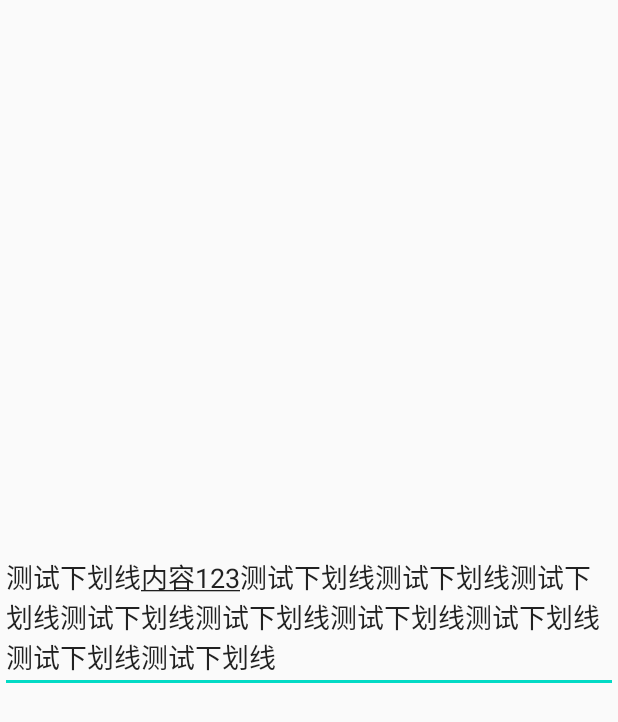
After one commit to newPersonKing/KnowledgePoints, an Android app: the SpanWatcherActivity screen opened directly, with no data from a screen before it, on a phone screen of 412 x 824 dp. The commit adds this screen. Shown: the top 722 px of the screen. Run offline under Robolectric (Android 15) with nearby library versions, the phone set to English and light mode, and no system bars; Roboto replaces fonts that are not available here.

Commit message:
SpanWatcher

```diff
--- a/app/src/main/AndroidManifest.xml
+++ b/app/src/main/AndroidManifest.xml
@@ -48,6 +48,7 @@
         <activity android:name=".cusview.text.rich_text.ImageSpanActivity"/>
         <activity android:name=".cusview.text.rich_text.ClickSpanActivity"/>
         <activity android:name=".cusview.text.rich_text.ReplacementSpanActivity"/>
+        <activity android:name=".cusview.text.rich_text.SpanWatcherActivity"/>
     </application>
 
 </manifest>
--- /dev/null
+++ b/app/src/main/java/com/gy/commonviewdemo/cusview/text/rich_text/SpanWatcherActivity.kt
@@ -0,0 +1,52 @@
+package com.gy.commonviewdemo.cusview.text.rich_text
+
+import android.os.Bundle
+import android.text.NoCopySpan
+import android.text.Selection
+import android.text.SpannableString
+import android.text.Spanned
+import android.text.style.UnderlineSpan
+import android.view.KeyEvent
+import androidx.appcompat.app.AppCompatActivity
+import com.gy.commonviewdemo.R
+import com.gy.commonviewdemo.cusview.text.rich_text.span_watcher.ExEditableFactory
+import com.gy.commonviewdemo.cusview.text.rich_text.span_watcher.SelectionSpanWatcher
+import kotlinx.android.synthetic.main.activity_span_watcher.*
+
+class SpanWatcherActivity : AppCompatActivity(){
+
+    override fun onCreate(savedInstanceState: Bundle?) {
+        super.onCreate(savedInstanceState)
+        setContentView(R.layout.activity_span_watcher)
+
+        val span = UnderlineSpan()
+        val spannableString = SpannableString("测试下划线内容123测试下划线测试下划线测试下划线测试下划线测试下划线测试下划线测试下划线测试下划线测试下划线")
+        spannableString.setSpan(span, 5, 10, Spanned.SPAN_EXCLUSIVE_EXCLUSIVE)
+        et_span_watcher.setText(spannableString)
+
+        val watchers = ArrayList<NoCopySpan>()
+        watchers.add(SelectionSpanWatcher(UnderlineSpan::class))
+        et_span_watcher.setEditableFactory(ExEditableFactory(watchers))
+
+        et_span_watcher.setOnKeyListener { v, keyCode, event ->
+
+            if(keyCode === KeyEvent.KEYCODE_DEL && event.action == KeyEvent.ACTION_DOWN){
+               val text = et_span_watcher.text
+                val selectionStart = Selection.getSelectionStart(text)
+                val selectionEnd = Selection.getSelectionEnd(text)
+                if(selectionEnd != selectionStart) return@setOnKeyListener false
+                val underlineSpans = text.getSpans(selectionStart,selectionEnd,UnderlineSpan::class.java)
+                underlineSpans.firstOrNull()?.also {
+                    val spanStart = text.getSpanStart(it)
+                    val spanEnd = text.getSpanEnd(it)
+                    text.replace(spanStart,spanEnd,"")
+                    return@setOnKeyListener true
+                }
+            }
+
+            return@setOnKeyListener false
+        }
+    }
+
+
+}
--- /dev/null
+++ b/app/src/main/java/com/gy/commonviewdemo/cusview/text/rich_text/span_watcher/ExEditableFactory.kt
@@ -0,0 +1,16 @@
+package com.gy.commonviewdemo.cusview.text.rich_text.span_watcher
+
+import android.text.Editable
+import android.text.NoCopySpan
+import android.text.SpannableStringBuilder
+import android.text.Spanned
+
+class ExEditableFactory(private val spans: List<NoCopySpan>) : Editable.Factory() {
+    override fun newEditable(source: CharSequence): Editable {
+        val spannableStringBuilder = SpannableStringBuilder(source)
+        for (span in spans) {
+            spannableStringBuilder.setSpan(span, 0, source.length, Spanned.SPAN_INCLUSIVE_INCLUSIVE or Spanned.SPAN_PRIORITY)
+        }
+        return spannableStringBuilder
+    }
+}
--- /dev/null
+++ b/app/src/main/java/com/gy/commonviewdemo/cusview/text/rich_text/span_watcher/SelectionSpanWatcher.kt
@@ -0,0 +1,56 @@
+package com.gy.commonviewdemo.cusview.text.rich_text.span_watcher
+
+import android.text.NoCopySpan
+import android.text.Selection
+import android.text.SpanWatcher
+import android.text.Spannable
+import android.view.KeyEvent
+import android.view.View
+import java.lang.Math.abs
+import kotlin.reflect.KClass
+
+
+class SelectionSpanWatcher<T : Any>(val clazz: KClass<T>) : SpanWatcher {
+
+    override fun onSpanAdded(text: Spannable?, what: Any?, start: Int, end: Int) {
+    }
+
+    override fun onSpanRemoved(text: Spannable?, what: Any?, start: Int, end: Int) {
+    }
+
+    private var lastSelectionStart : Int = 0
+    private var lastSelectionEnd : Int = 0
+    override fun onSpanChanged(
+        text: Spannable,
+        what: Any?,
+        ostart: Int,
+        oend: Int,
+        nstart: Int,
+        nend: Int
+    ) {
+        //光标从左 进入span
+        if(what == Selection.SELECTION_START && lastSelectionStart != nstart){
+            lastSelectionStart = nstart
+            text.getSpans(nstart,nend,clazz.java).firstOrNull()?.also {
+                val spanStart = text.getSpanStart(it)
+                val spanEnd = text.getSpanEnd(it)
+                val index = if(abs(spanEnd - lastSelectionStart) > abs(spanStart - lastSelectionStart)) spanStart else spanEnd
+                // TODO 这里为什么要设置 Selection.getSelectionStart(text)
+                Selection.setSelection(text,index,Selection.getSelectionStart(text))
+            }
+        }
+
+        // 光标从右进入span
+        if(what == Selection.SELECTION_END && lastSelectionEnd != nend){
+            lastSelectionEnd = nend
+            text.getSpans(nstart,nend,clazz.java).firstOrNull()?.also {
+                val spanStart = text.getSpanStart(it)
+                val spanEnd = text.getSpanEnd(it)
+                val index = if(abs(spanEnd - lastSelectionStart) > abs(spanStart - lastSelectionStart)) spanStart else spanEnd
+                // TODO 这里为什么要设置 Selection.getSelectionStart(text)
+                Selection.setSelection(text,Selection.getSelectionStart(text),index)
+            }
+        }
+    }
+
+}
--- /dev/null
+++ b/app/src/main/res/layout/activity_span_watcher.xml
@@ -0,0 +1,16 @@
+<?xml version="1.0" encoding="utf-8"?>
+<LinearLayout xmlns:android="http://schemas.android.com/apk/res/android"
+    xmlns:app="http://schemas.android.com/apk/res-auto"
+    xmlns:tools="http://schemas.android.com/tools"
+    android:layout_width="match_parent"
+    android:layout_height="match_parent"
+    tools:context=".MainActivity"
+    android:orientation="vertical"
+    android:gravity="center">
+
+
+    <EditText
+        android:id="@+id/et_span_watcher"
+        android:layout_width="match_parent"
+        android:layout_height="wrap_content"/>
+</LinearLayout>
```
Also changed, not shown: app/src/main/java/com/gy/commonviewdemo/MainActivity.kt (+6 -4 lines), app/src/main/res/layout/activity_main.xml (+8 -0 lines).
